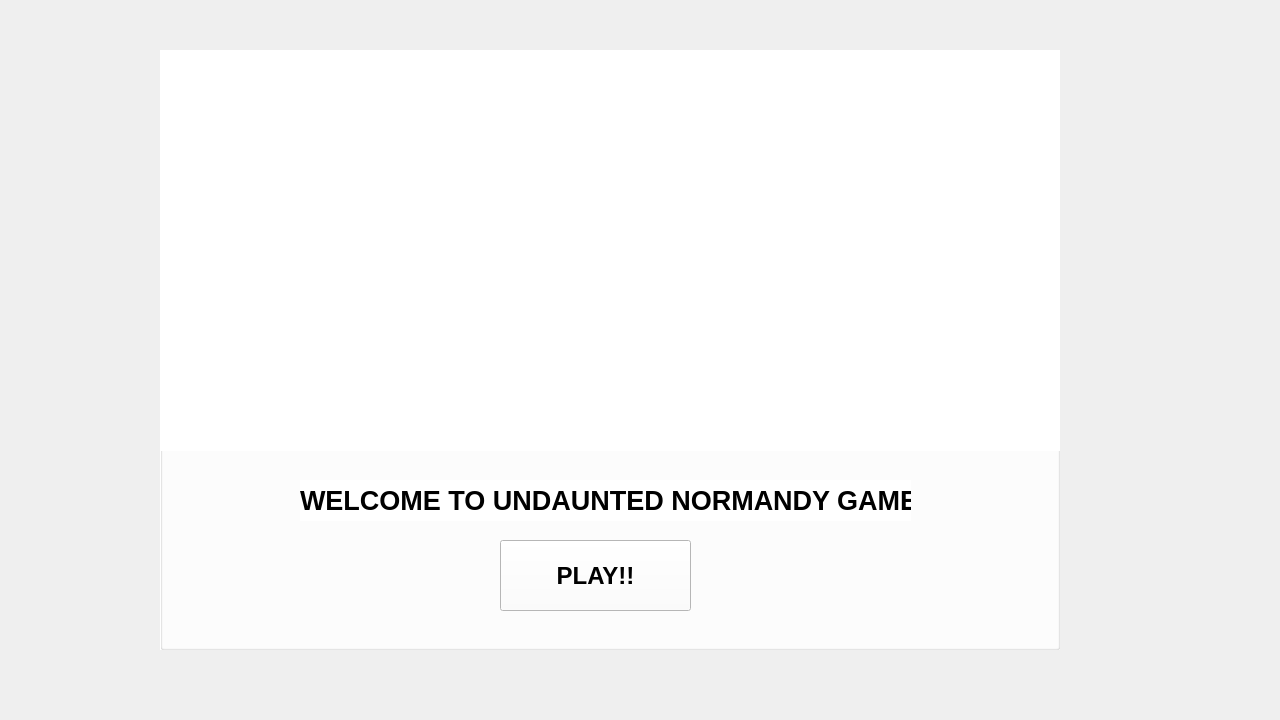
Above: UndauntedPhase1/SplashScreen.ui from Alireza-ghanbari/Undaunted-Game before the change. Below: the same form after it.
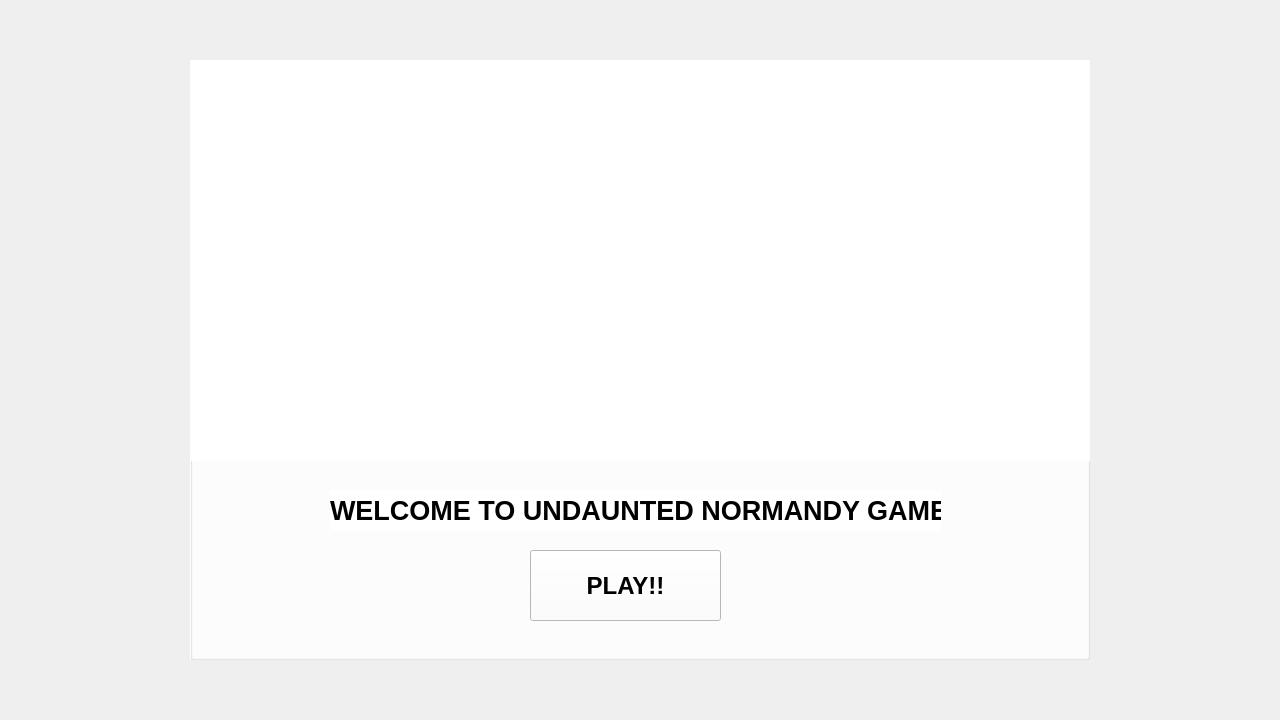
That is the form after the change.

Commit message:
phase 1: fix central widget
from splash to login

What changed in the file:
```diff
--- a/UndauntedPhase1/SplashScreen.ui
+++ b/UndauntedPhase1/SplashScreen.ui
@@ -28,18 +28,12 @@
   <property name="windowTitle">
    <string>Form</string>
   </property>
+  <layout class="QGridLayout" name="gridLayout">
+   <item row="0" column="0">
   <widget class="QGroupBox" name="groupBox">
    <property name="enabled">
     <bool>true</bool>
    </property>
-   <property name="geometry">
-    <rect>
-     <x>160</x>
-     <y>50</y>
-     <width>900</width>
-     <height>600</height>
-    </rect>
-   </property>
    <property name="minimumSize">
     <size>
      <width>900</width>
@@ -137,6 +131,8 @@
     </property>
    </widget>
   </widget>
+   </item>
+  </layout>
  </widget>
  <resources/>
  <connections/>
```
Lines whose indentation alone changed are shown as unchanged. The commit also changes 5 other files.
